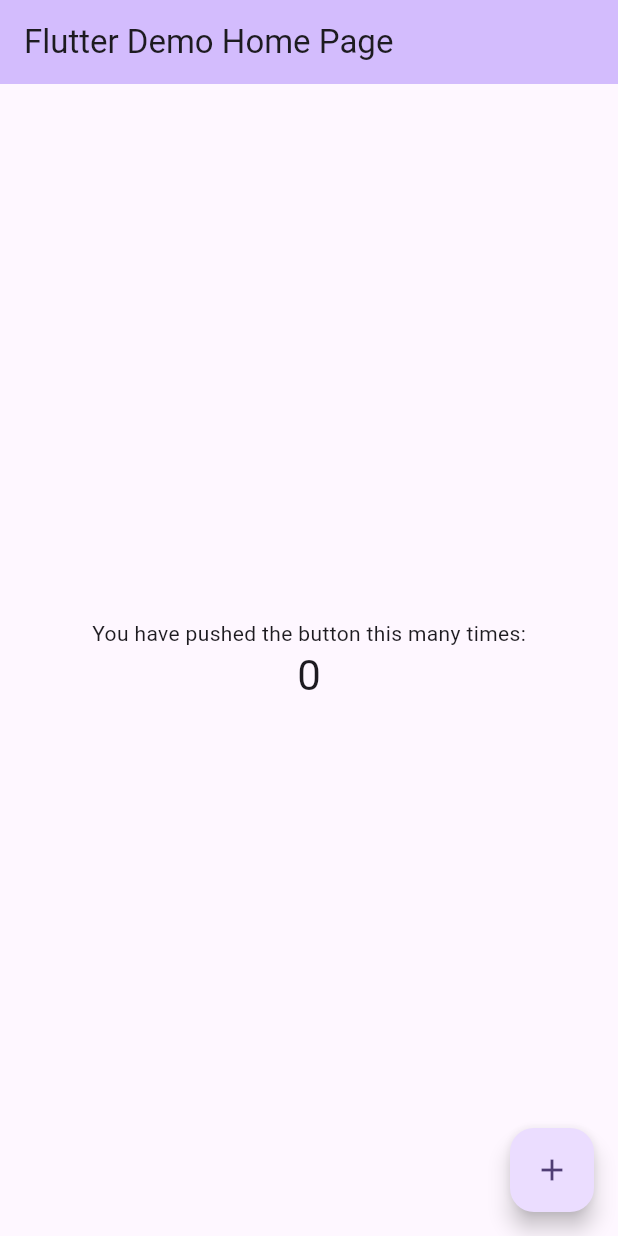
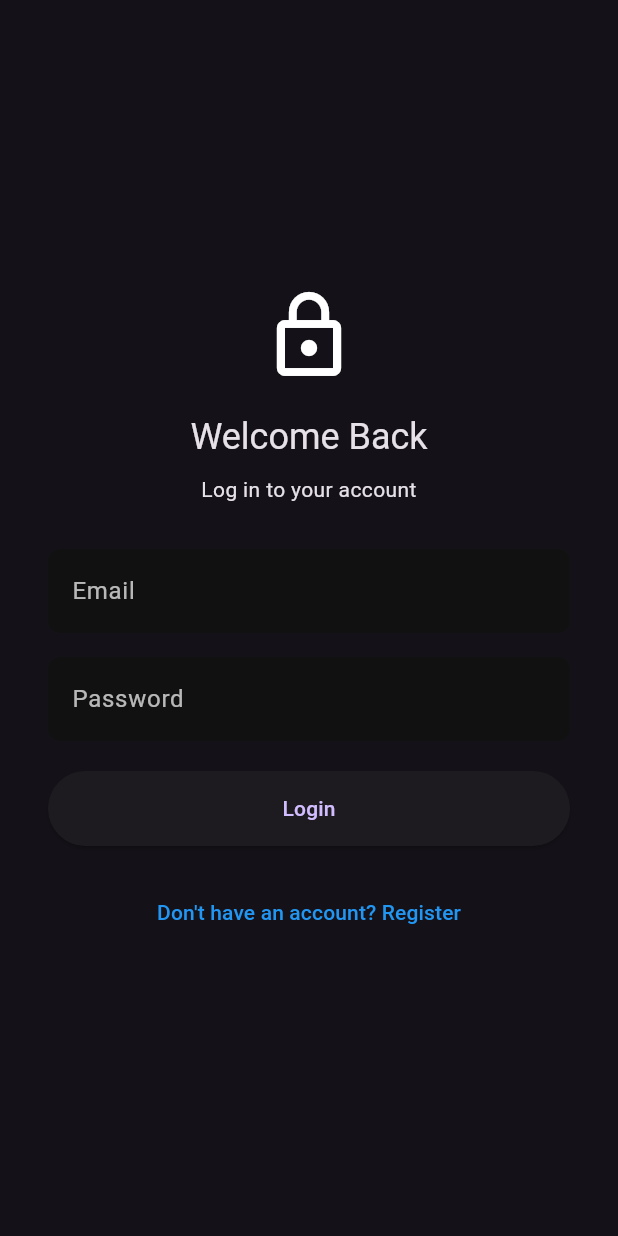
Before and after one commit to elginbrian/dart-flutter-starter, a Flutter app: the screen it shows after launch, on a phone screen of 412 x 824 dp. Run offline on Flutter 3.47's test engine with Material 3 defaults, Android fonts, the phone set to English and light mode, and no system bars; our stand-ins replace dio, equatable, flutter_bloc, go_router, google_fonts, shared_preferences.

```diff
--- a/lib/main.dart
+++ b/lib/main.dart
@@ -1,125 +1,37 @@
+import 'package:flutter/foundation.dart';
 import 'package:flutter/material.dart';
+import 'package:flutter_bloc/flutter_bloc.dart';
+import 'package:flutter_starter/bloc/auth/auth_bloc.dart';
+import 'package:flutter_starter/services/auth_service.dart';
+import 'package:flutter_starter/views/app_router.dart';
+import 'package:flutter_starter/widgets/web_layout.dart';
 
 void main() {
-  runApp(const MyApp());
+  runApp(
+    BlocProvider(
+      create: (context) => AuthBloc(AuthService()),
+      child: const MyApp(),
+    ),
+  );
 }
 
 class MyApp extends StatelessWidget {
   const MyApp({super.key});
 
-  // This widget is the root of your application.
   @override
   Widget build(BuildContext context) {
-    return MaterialApp(
+    return MaterialApp.router(
       title: 'Flutter Starter',
-      theme: ThemeData(
-        // This is the theme of your application.
-        //
-        // TRY THIS: Try running your application with "flutter run". You'll see
-        // the application has a purple toolbar. Then, without quitting the app,
-        // try changing the seedColor in the colorScheme below to Colors.green
-        // and then invoke "hot reload" (save your changes or press the "hot
-        // reload" button in a Flutter-supported IDE, or press "r" if you used
-        // the command line to start the app).
-        //
-        // Notice that the counter didn't reset back to zero; the application
-        // state is not lost during the reload. To reset the state, use hot
-        // restart instead.
-        //
-        // This works for code too, not just values: Most code changes can be
-        // tested with just a hot reload.
-        colorScheme: ColorScheme.fromSeed(seedColor: Colors.deepPurple),
-        useMaterial3: true,
-      ),
-      home: const MyHomePage(title: 'Flutter Demo Home Page'),
+      theme: ThemeData.dark(),
+      routerConfig: appRouter,
+      builder: (context, child) {
+        if (kIsWeb) {
+          return WebLayout(
+              child: child!,
+              localBackgroundImagePath: 'default_background.jpg');
+        }
+        return child!;
+      },
     );
   }
 }
-
-class MyHomePage extends StatefulWidget {
-  const MyHomePage({super.key, required this.title});
-
-  // This widget is the home page of your application. It is stateful, meaning
-  // that it has a State object (defined below) that contains fields that affect
-  // how it looks.
-
-  // This class is the configuration for the state. It holds the values (in this
-  // case the title) provided by the parent (in this case the App widget) and
-  // used by the build method of the State. Fields in a Widget subclass are
-  // always marked "final".
-
-  final String title;
-
-  @override
-  State<MyHomePage> createState() => _MyHomePageState();
-}
-
-class _MyHomePageState extends State<MyHomePage> {
-  int _counter = 0;
-
-  void _incrementCounter() {
-    setState(() {
-      // This call to setState tells the Flutter framework that something has
-      // changed in this State, which causes it to rerun the build method below
-      // so that the display can reflect the updated values. If we changed
-      // _counter without calling setState(), then the build method would not be
-      // called again, and so nothing would appear to happen.
-      _counter++;
-    });
-  }
-
-  @override
-  Widget build(BuildContext context) {
-    // This method is rerun every time setState is called, for instance as done
-    // by the _incrementCounter method above.
-    //
-    // The Flutter framework has been optimized to make rerunning build methods
-    // fast, so that you can just rebuild anything that needs updating rather
-    // than having to individually change instances of widgets.
-    return Scaffold(
-      appBar: AppBar(
-        // TRY THIS: Try changing the color here to a specific color (to
-        // Colors.amber, perhaps?) and trigger a hot reload to see the AppBar
-        // change color while the other colors stay the same.
-        backgroundColor: Theme.of(context).colorScheme.inversePrimary,
-        // Here we take the value from the MyHomePage object that was created by
-        // the App.build method, and use it to set our appbar title.
-        title: Text(widget.title),
-      ),
-      body: Center(
-        // Center is a layout widget. It takes a single child and positions it
-        // in the middle of the parent.
-        child: Column(
-          // Column is also a layout widget. It takes a list of children and
-          // arranges them vertically. By default, it sizes itself to fit its
-          // children horizontally, and tries to be as tall as its parent.
-          //
-          // Column has various properties to control how it sizes itself and
-          // how it positions its children. Here we use mainAxisAlignment to
-          // center the children vertically; the main axis here is the vertical
-          // axis because Columns are vertical (the cross axis would be
-          // horizontal).
-          //
-          // TRY THIS: Invoke "debug painting" (choose the "Toggle Debug Paint"
-          // action in the IDE, or press "p" in the console), to see the
-          // wireframe for each widget.
-          mainAxisAlignment: MainAxisAlignment.center,
-          children: <Widget>[
-            const Text(
-              'You have pushed the button this many times:',
-            ),
-            Text(
-              '$_counter',
-              style: Theme.of(context).textTheme.headlineMedium,
-            ),
-          ],
-        ),
-      ),
-      floatingActionButton: FloatingActionButton(
-        onPressed: _incrementCounter,
-        tooltip: 'Increment',
-        child: const Icon(Icons.add),
-      ), // This trailing comma makes auto-formatting nicer for build methods.
-    );
-  }
-}
--- /dev/null
+++ b/lib/views/app_router.dart
@@ -0,0 +1,17 @@
+import 'package:flutter_starter/views/login_screen.dart';
+import 'package:flutter_starter/views/register_screen.dart';
+import 'package:go_router/go_router.dart';
+
+final GoRouter appRouter = GoRouter(
+  initialLocation: '/auth/login',
+  routes: [
+    GoRoute(
+      path: '/auth/login',
+      builder: (context, state) => const LoginScreen(),
+    ),
+    GoRoute(
+      path: '/auth/register',
+      builder: (context, state) => const RegisterScreen(),
+    ),
+  ],
+);
--- /dev/null
+++ b/lib/views/login_screen.dart
@@ -0,0 +1,103 @@
+import 'package:flutter/material.dart';
+import 'package:flutter_bloc/flutter_bloc.dart';
+import 'package:flutter_starter/bloc/auth/auth_bloc.dart';
+import 'package:flutter_starter/bloc/auth/auth_event.dart';
+import 'package:flutter_starter/bloc/auth/auth_state.dart';
+import 'package:flutter_starter/api/request/auth_request.dart';
+import 'package:go_router/go_router.dart';
+
+class LoginScreen extends StatefulWidget {
+  const LoginScreen({super.key});
+
+  @override
+  _LoginScreenState createState() => _LoginScreenState();
+}
+
+class _LoginScreenState extends State<LoginScreen> {
+  final TextEditingController _emailController = TextEditingController();
+  final TextEditingController _passwordController = TextEditingController();
+
+  @override
+  Widget build(BuildContext context) {
+    final theme = Theme.of(context);
+
+    return Scaffold(
+      body: Center(
+        child: SingleChildScrollView(
+          padding: const EdgeInsets.symmetric(horizontal: 32),
+          child: Column(
+            mainAxisAlignment: MainAxisAlignment.center,
+            crossAxisAlignment: CrossAxisAlignment.center,
+            children: [
+              const Icon(Icons.lock_outline, size: 64, color: Colors.white),
+              const SizedBox(height: 20),
+              Text(
+                "Welcome Back",
+                style: theme.textTheme.titleLarge?.copyWith(fontSize: 24),
+                textAlign: TextAlign.center,
+              ),
+              const SizedBox(height: 10),
+              Text(
+                "Log in to your account",
+                style: theme.textTheme.bodyMedium,
+                textAlign: TextAlign.center,
+              ),
+              const SizedBox(height: 30),
+              _buildTextField(_emailController, "Email", false),
+              const SizedBox(height: 16),
+              _buildTextField(_passwordController, "Password", true),
+              const SizedBox(height: 20),
+              BlocBuilder<AuthBloc, AuthState>(
+                builder: (context, state) {
+                  if (state is AuthLoading) {
+                    return const CircularProgressIndicator();
+                  }
+                  return ElevatedButton(
+                    onPressed: () {
+                      final request = UserLoginRequest(
+                        email: _emailController.text,
+                        password: _passwordController.text,
+                      );
+                      context.read<AuthBloc>().add(LoginRequested(request));
+                    },
+                    style: ElevatedButton.styleFrom(
+                      minimumSize: const Size(double.infinity, 50),
+                    ),
+                    child: const Text("Login"),
+                  );
+                },
+              ),
+              const SizedBox(height: 20),
+              TextButton(
+                onPressed: () => context.go('/auth/register'),
+                child: const Text(
+                  "Don't have an account? Register",
+                  style: TextStyle(color: Colors.blue),
+                ),
+              ),
+            ],
+          ),
+        ),
+      ),
+    );
+  }
+
+  Widget _buildTextField(
+      TextEditingController controller, String label, bool isPassword) {
+    return TextField(
+      controller: controller,
+      style: const TextStyle(color: Colors.white),
+      obscureText: isPassword,
+      decoration: InputDecoration(
+        labelText: label,
+        labelStyle: const TextStyle(color: Colors.white70),
+        filled: true,
+        fillColor: const Color(0xFF111111),
+        border: OutlineInputBorder(
+          borderRadius: BorderRadius.circular(8),
+          borderSide: BorderSide.none,
+        ),
+      ),
+    );
+  }
+}
```
Also changed, not shown: lib/themes/app_theme.dart (added, +56 -0 lines), lib/views/register_screen.dart (added, +107 -0 lines), lib/widgets/web_layout.dart (added, +52 -0 lines), pubspec.yaml (+6 -66 lines), .github/workflows/ci-cd.yaml, assets/default_background.jpg (added), pubspec.lock, 3 other files.
